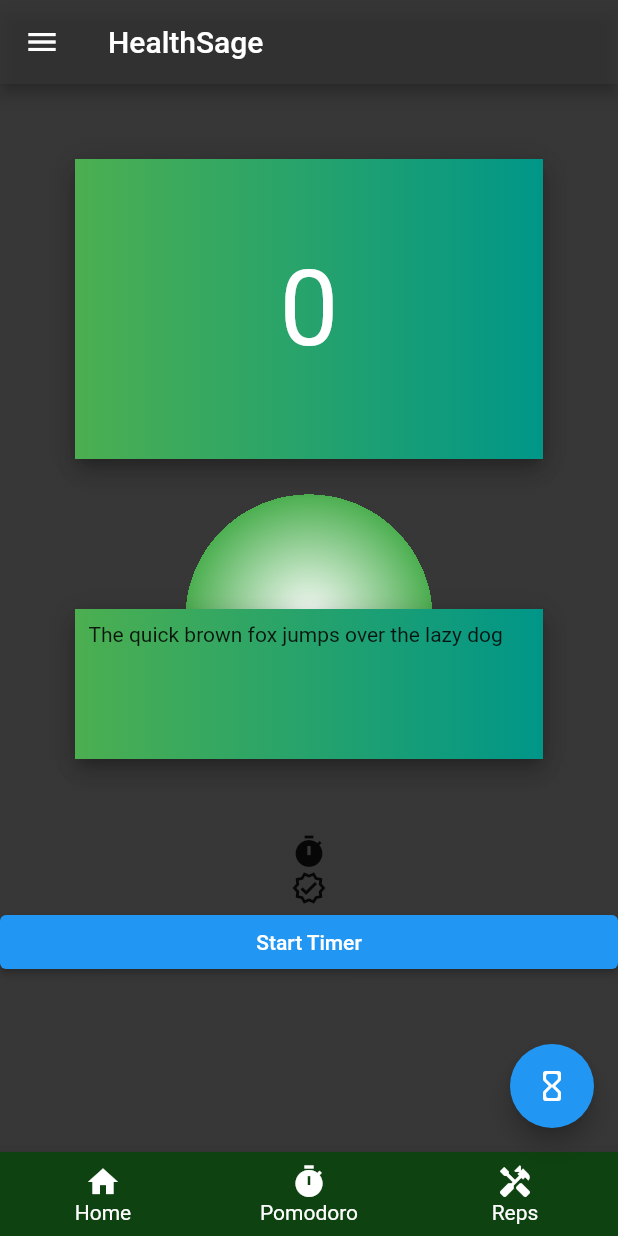
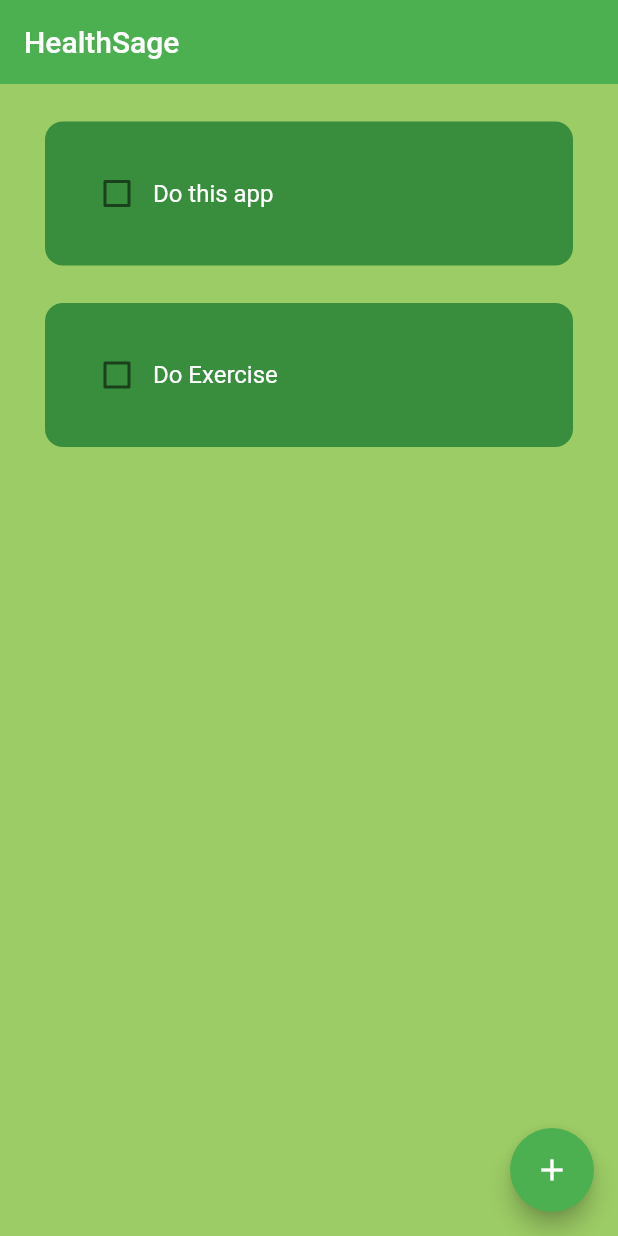
Before and after one commit to PragyanD/HealthSage, a Flutter app: the screen it shows after launch, on a phone screen of 412 x 824 dp. Run offline on Flutter 3.47's test engine with Material 2 defaults, Android fonts, the phone set to English and light mode, and no system bars.

Commit message:
todo app 90%

```diff
--- /dev/null
+++ b/lib/homePage.dart
@@ -0,0 +1,71 @@
+import 'package:firstly/util/dialog_box.dart';
+import "package:flutter/material.dart";
+import './util/todo_tile.dart';
+class HomePage extends StatefulWidget {
+  const HomePage({super.key});
+
+  @override
+  State<HomePage> createState() => _HomePageState();
+}
+
+class _HomePageState extends State<HomePage> {
+  //text controller
+  final _controller = TextEditingController();
+  List toDoList = [
+    ["Do this app", false],
+    ["Do Exercise", false]
+  ];
+
+  void checkBoxChanged(bool? value, int index){
+    setState((){
+      toDoList[index][1] = !toDoList[index][1];
+    });
+  }
+
+  // save new task
+  void saveNewTask(){
+    print("lmaocalled");
+    setState(() {
+      toDoList.add([_controller.text, false]);
+    });
+    Navigator.of(context).pop();
+  }
+  void createNewTask() {
+    showDialog(
+      context: context,
+      builder: (context){
+        return DialogBox(
+
+          controller: _controller,
+          onSave: saveNewTask,
+          onCancel: () => Navigator.of(context).pop(),
+        );
+      }
+    );
+
+
+}
+  @override
+  Widget build(BuildContext context) {
+    return Scaffold(
+      backgroundColor: Colors.lightGreen[400],
+      appBar: AppBar(
+        title: Text( "HealthSage" ),
+        elevation: 0,
+      ),
+      floatingActionButton: FloatingActionButton(
+        onPressed:() => createNewTask(),
+        child: Icon(Icons.add)),
+      body: ListView.builder(
+        itemCount: toDoList.length,
+        itemBuilder: (context, index) {
+          return ToDoTile(
+            taskName: toDoList[index][0],
+            taskCompleted: toDoList[index][1],
+            onChanged: (value) => checkBoxChanged(value,index),
+            );
+        },
+      ),
+    );
+  }
+}
--- a/lib/main.dart
+++ b/lib/main.dart
@@ -1,4 +1,6 @@
 import 'package:flutter/material.dart';
+
+import 'homePage.dart';
 
 void main(){
   runApp(MyApp());
@@ -8,25 +10,6 @@ class MyApp extends StatefulWidget {
 
   @override
   State<MyApp> createState() => _MyAppState();
-}
-class Pomodoro extends StatelessWidget {
-  const Pomodoro({super.key});
-
-  @override
-  Widget build(BuildContext context) {
-    return Scaffold(
-      appBar: AppBar(
-        backgroundColor: Colors.red[400],
-
-        title: const Text('Pomodoro',
-        style: TextStyle(
-          color: Colors.white,
-          fontFamily: 'Garamond',
-        ),
-        )
-      ),
-    );
-  }
 }
 class _MyAppState extends State<MyApp> {
   int count = 0;
@@ -40,131 +23,13 @@ class _MyAppState extends State<MyApp> {
     // TODO: implement dispose
     super.dispose();
   }
+
   @override
   Widget build(BuildContext context) {
     return MaterialApp(
-      home: Scaffold(
-        appBar: AppBar(
-          backgroundColor: Color.fromARGB(234, 37, 37, 37),
-          title: const Text('HealthSage'),
-          ),
-        floatingActionButton: FloatingActionButton(
-          child: Icon(Icons.hourglass_empty_rounded),
-          onPressed: () => {
-            setState(() {
-              count++;
-            })
-          },
-        ),
-        bottomNavigationBar: BottomNavigationBar(
-          backgroundColor: const Color.fromARGB(255, 14, 66, 16),
-          unselectedLabelStyle: const TextStyle(color: Colors.white, fontSize: 14),
-          fixedColor: Colors.white,
-          unselectedItemColor: Colors.white,
-
-
-          items: const[
-            BottomNavigationBarItem(
-              icon: Icon(Icons.home),
-              label: 'Home'
-
-
-            ),
-            BottomNavigationBarItem(
-              icon: Icon(Icons.timer),
-              label: 'Pomodoro',
-
-            ),
-            BottomNavigationBarItem(
-              icon: Icon(Icons.handyman),
-              label: 'Reps',
-            ),
-          ]
-          // onTap: (int index) => {
-          //   Navigator.push(
-          //     context,
-          //     MaterialPageRoute(
-          //       builder: (context) => Pomodoro()
-          //       )
-          //     ),
-          // },
-        ),
-        drawer: const Drawer(
-          backgroundColor: Color.fromARGB(255, 41, 40, 40),
-          child: Text('Yo!'),
-        ),
-        body: Container(
-        decoration: BoxDecoration(
-          gradient: RadialGradient(
-                center: Alignment.center, // near the top right
-                radius: 0.2,
-                colors: <Color>[
-                  Colors.white,
-                  Colors.green,
-                  Color.fromARGB(234, 37, 37, 37),
-                ],
-                stops: <double>[-.7, 45,210],
-          ),
-        ),
-            child: ListView(
-                children: [Container(
-
-                  padding: EdgeInsets.all(9.0),
-                  margin:EdgeInsets.all(50),
-                  height: 200,
-                  width:100,
-                  decoration: BoxDecoration(
-                    color: Colors.white,
-                    boxShadow: kElevationToShadow[9],
-                    gradient: LinearGradient(colors: [Colors.green,Colors.teal])
-
-                    ),
-                  child: Center(
-                    child: Text('$count',
-                    style: TextStyle(fontSize: 70, color: Colors.white)
-                    ),
-
-                    ),
-                  ),
-                Container(
-
-                  padding: EdgeInsets.all(9.0),
-                  margin:EdgeInsets.all(50),
-                  height: 100,
-                  width:100,
-                  decoration: BoxDecoration(
-                    color: Colors.white,
-                    boxShadow: kElevationToShadow[9],
-                    gradient: LinearGradient(colors: [Colors.green,Colors.teal])
-
-                    ),
-                  child: const Text('The quick brown fox jumps over the lazy dog'),
-                  ),
-                 Container(
-                  child: Icon(Icons.timer) ,
-                  ),
-                  Container(
-                    child: Icon(Icons.verified_outlined)
-                  ),
-                  ElevatedButton(
-                    child: Text('Start Timer'),
-                    onPressed: () {
-                      // Navigator.push(
-                      //   context, MaterialPageRoute(
-                      //   builder: (_) => Pomodoro(),
-                      //   )
-                      // );
-                      setState(() {
-                         count++;
-                    });
-                    },
-                    )
-
-
-              ],
-            ),
-        ),
-      )
+      debugShowCheckedModeBanner: false,
+      home: HomePage(),
+      theme: ThemeData(primarySwatch: Colors.green)
     );
   }
 }
--- /dev/null
+++ b/lib/util/todo_tile.dart
@@ -0,0 +1,50 @@
+import "package:flutter/material.dart";
+
+class ToDoTile extends StatelessWidget {
+  final String taskName;
+  final bool taskCompleted;
+  Function(bool?)? onChanged;
+
+  ToDoTile({
+    super.key,
+    required this.taskName,
+    required this.taskCompleted,
+    required this.onChanged,
+  });
+
+  @override
+  Widget build(BuildContext context) {
+    return Padding(
+      padding: const EdgeInsets.only(left: 30.0, right: 30, top: 25),
+      child: Container(
+        padding: const EdgeInsets.all(24),
+        decoration: BoxDecoration(
+          //color: Colors.yellow[600],
+          color: Colors.green[700],
+          borderRadius: BorderRadius.circular(12),
+        ),
+        child: Row(
+          children: [
+            //checkbox
+            Checkbox(
+              value: taskCompleted,
+              onChanged: onChanged,
+              activeColor: Colors.green[700],
+            ),
+            //task name
+            Text(
+              taskName,
+              style: TextStyle(
+                color: Colors.white,
+                fontSize: 16,
+                decoration: taskCompleted?TextDecoration.lineThrough:TextDecoration.none,
+                )
+
+            ),
+
+          ],
+        ),
+      ),
+    );
+  }
+}
```
Also changed, not shown: lib/util/button1.dart (added, +19 -0 lines), lib/util/dialog_box.dart (added, +58 -0 lines).
